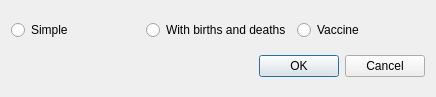
Old version of the form epipy/ui/view/siradvanceddialog.ui in the repository ckaus/EpiPy.
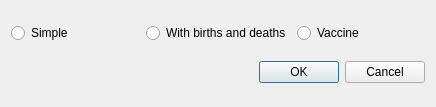
New version of the form.

Patch:
```diff
--- a/epipy/ui/view/siradvanceddialog.ui
+++ b/epipy/ui/view/siradvanceddialog.ui
@@ -7,7 +7,7 @@
     <x>0</x>
     <y>0</y>
     <width>436</width>
-    <height>97</height>
+    <height>107</height>
    </rect>
   </property>
   <property name="windowTitle">
```
